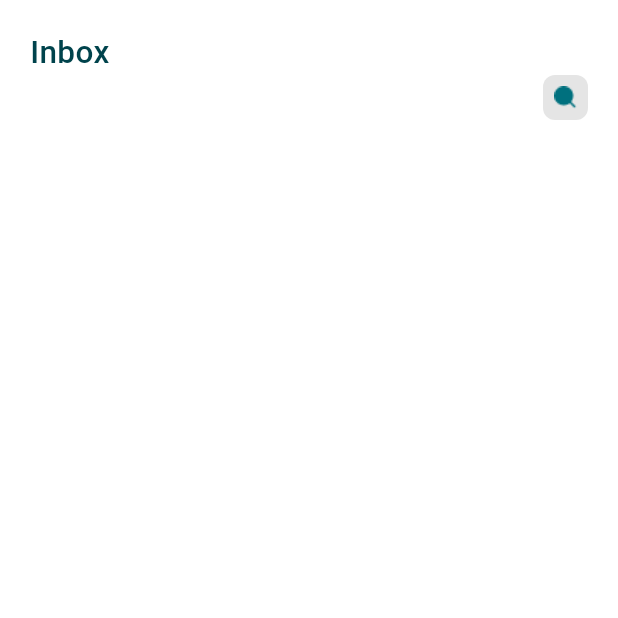
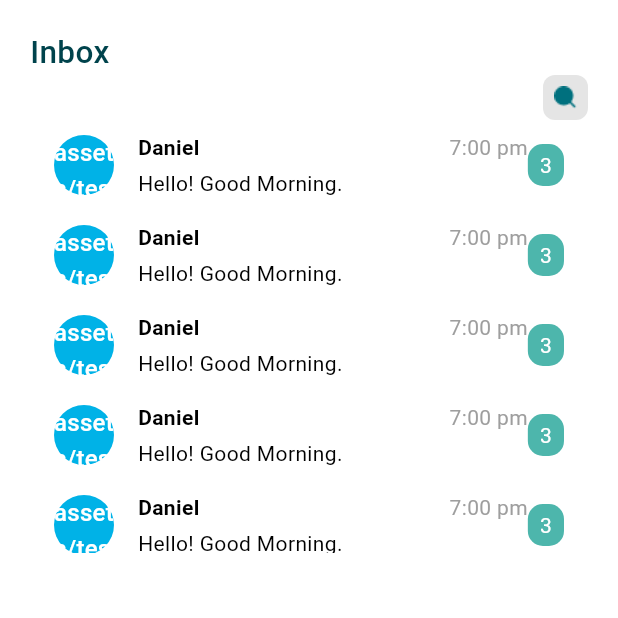
Before and after one commit to swagatapal/E_Learning, a Flutter app: the InboxPage screen opened directly, on a phone screen of 412 x 824 dp, the top half of it. Run offline on Flutter 3.47's test engine with Material 3 defaults, Android fonts, the phone set to English and light mode, and no system bars; our stand-ins replace flutter_bounce, persistent_bottom_nav_bar, smooth_page_indicator.

Commit message:
alignment issues

```diff
--- a/lib/Screens/Home/SuggestionsForYou/View/see_all_suggestions.dart
+++ b/lib/Screens/Home/SuggestionsForYou/View/see_all_suggestions.dart
@@ -12,13 +12,11 @@ class SeeAllSuggestions extends StatelessWidget {
   Widget build(BuildContext context) {
     return Scaffold(
       body: Padding(
-        padding: const EdgeInsets.only(top: 40, bottom: 10.0),
+        padding: const EdgeInsets.only(top: 40, bottom: 10.0, left: 12.0, right: 12.0),
         child: Column(
           crossAxisAlignment: CrossAxisAlignment.start,
           children: [
-            Padding(
-              padding: const EdgeInsets.only(left: 10.0,right: 10.0 ,top: 10.0),
-              child: Row(
+            Row(
               children: [
                 InkWell(
                     onTap: () {
@@ -40,13 +38,14 @@ class SeeAllSuggestions extends StatelessWidget {
                 ),
               ],
             ),
-            ),
             const SizedBox(height: 10.0,),
             Expanded(
               child: GridView.count(
                 crossAxisCount: 2,
+                crossAxisSpacing: 10.0,
+                mainAxisSpacing: 10.0,
                 children: List.generate(
-                  10,
+                  9,
                   (index) {
                     return const SuggestionsCard(
                       image: 'assets/images/testImage1.png',
--- a/lib/Screens/Home/Widgets/suggestions_card.dart
+++ b/lib/Screens/Home/Widgets/suggestions_card.dart
@@ -19,10 +19,8 @@ class SuggestionsCard extends StatelessWidget {
 
   @override
   Widget build(BuildContext context) {
-    return Padding(
-      padding: const EdgeInsets.only(left: 20.0, bottom: 10, right: 20.0),
-      child: Container(
-        width: ScreenUtils().screenWidth(context) * 0.4,
+    return Container(
+      width: ScreenUtils().screenWidth(context) * 0.2,
       decoration: BoxDecoration(
         borderRadius: const BorderRadius.all(
           Radius.circular(15.0),
@@ -115,7 +113,6 @@ class SuggestionsCard extends StatelessWidget {
           ],
         ),
       ),
-      ),
     );
   }
 }
--- a/lib/Screens/Inbox/View/inbox_page.dart
+++ b/lib/Screens/Inbox/View/inbox_page.dart
@@ -1,6 +1,7 @@
-import 'package:flutter/cupertino.dart';
+import 'package:e_learning/Screens/Inbox/Widget/chat_section.dart';
 import 'package:flutter/material.dart';
-import 'package:flutter/widgets.dart';
+
+import '../../../Core/Utils/Helper/screen_utils.dart';
 
 class InboxPage extends StatefulWidget {
   const InboxPage({super.key});
@@ -46,6 +47,21 @@ class _InboxPageState extends State<InboxPage> {
                   )),
                 ),
               ),
+              SizedBox(
+                height: ScreenUtils().screenWidth(context) * 0.7,
+                child: ListView.builder(
+                  itemCount: 5,
+                  itemBuilder: (BuildContext context, int index) {
+                    return const ChatSection(
+                      image: "assets/testImage1.png",
+                      name: 'Daniel',
+                      message: "Hello! Good Morning.",
+                      time: "7:00 pm",
+                      messageCount: 03,
+                    );
+                  },
+                ),
+              ),
             ],
           ),
         ),
--- a/lib/Screens/Inbox/Widget/chat_section.dart
+++ b/lib/Screens/Inbox/Widget/chat_section.dart
@@ -1,20 +1,69 @@
 import 'package:flutter/material.dart';
 
+import '../../../Core/Utils/Helper/app_colors.dart';
+
 class ChatSection extends StatelessWidget {
-  const ChatSection({super.key});
+  final String image;
+  final String name;
+  final String message;
+  final String time;
+  final int messageCount;
+
+  const ChatSection(
+      {super.key,
+      required this.image,
+      required this.name,
+      required this.message,
+      required this.time,
+      required this.messageCount});
 
   @override
   Widget build(BuildContext context) {
-    return Row(
+    return Padding(
+      padding: const EdgeInsets.symmetric(vertical: 8, horizontal: 16),
+      child: Row(
+        crossAxisAlignment: CrossAxisAlignment.center,
         children: [
           CircleAvatar(
-          backgroundColor: Colors.brown.shade800,
-          child: const Text('AH'),
+            child: Text(image),
           ),
+          const SizedBox(width: 16),
+          Expanded(
+            child: Column(
+              crossAxisAlignment: CrossAxisAlignment.start,
+              children: [
                 Row(
-          children: [],
+                  mainAxisAlignment: MainAxisAlignment.spaceBetween,
+                  children: [
+                    Text(
+                      name,
+                      style: const TextStyle(fontWeight: FontWeight.bold),
+                    ),
+                    Text(
+                      time,
+                      style: const TextStyle(color: Colors.grey),
                     ),
                   ],
+                ),
+                const SizedBox(height: 4),
+                Text(message),
+              ],
+            ),
+          ),
+          if (messageCount > 0)
+            Container(
+              padding: const EdgeInsets.symmetric(horizontal: 8, vertical: 4),
+              decoration: BoxDecoration(
+                color: Colors.teal[300],
+                borderRadius: BorderRadius.circular(10),
+              ),
+              child: Text(
+                messageCount.toString(),
+                style: const TextStyle(color: Colors.white),
+              ),
+            ),
+        ],
+      ),
     );
   }
 }
```
Lines whose indentation alone changed are shown as unchanged.
